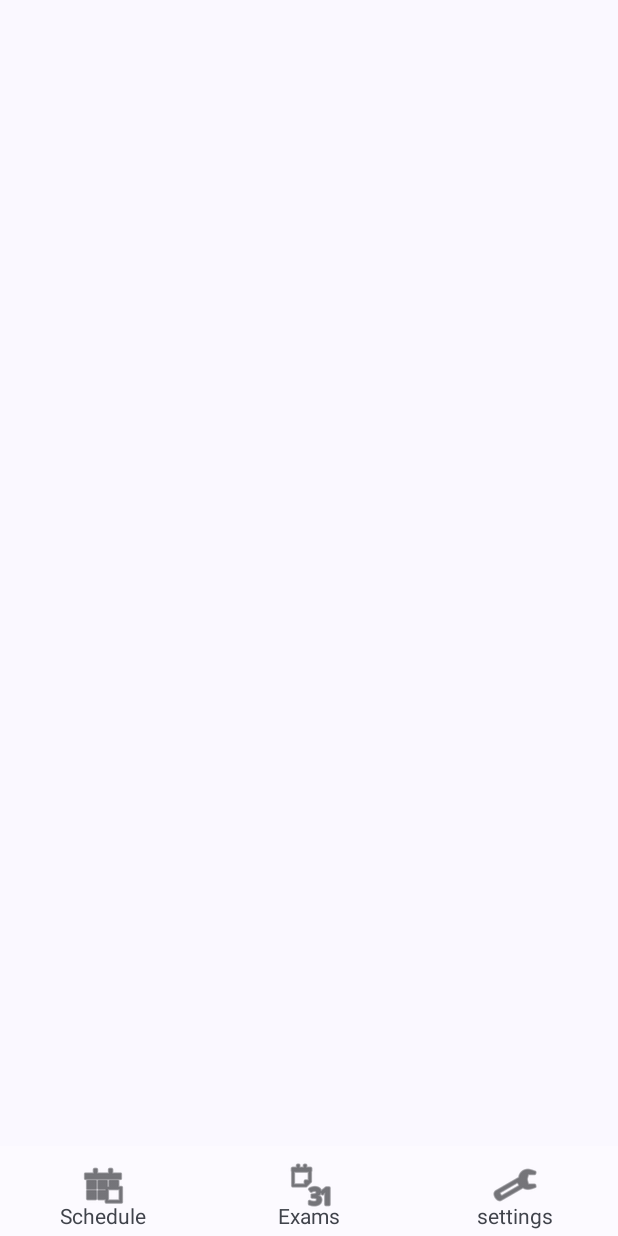
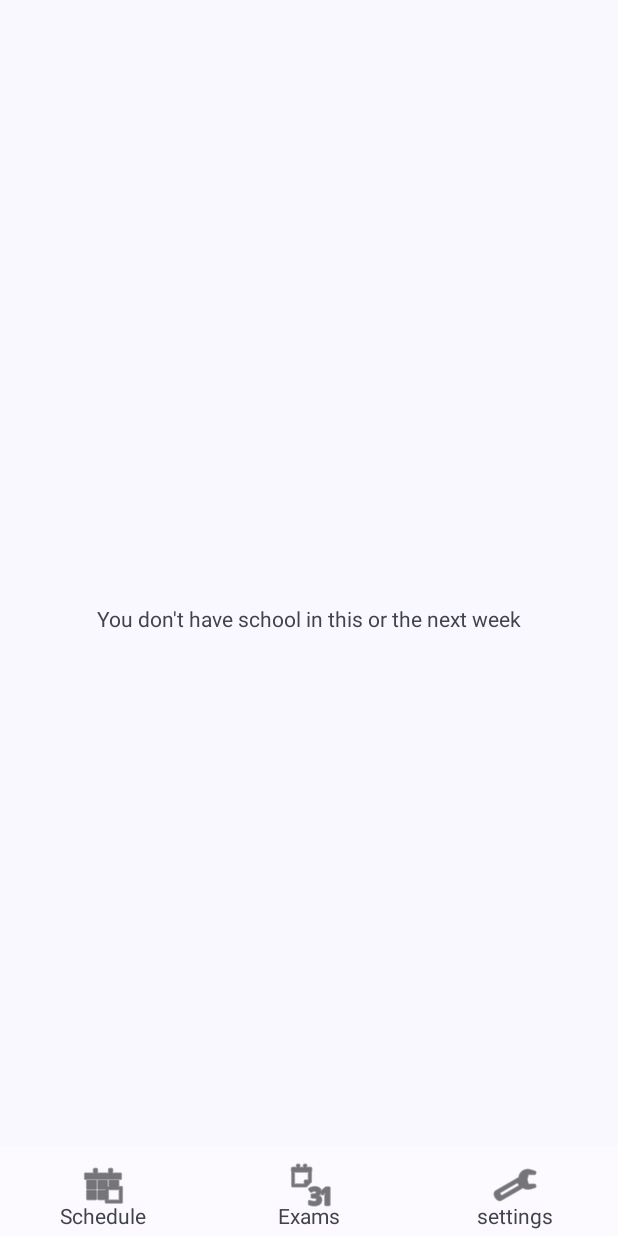
Before and after one commit to Random-user420/kabuApp, an Android app: the ScheduleActivity screen opened directly, with no data from a screen before it, on a phone screen of 412 x 824 dp. Run offline under Robolectric (Android 15) with nearby library versions, the phone set to English and light mode, and no system bars; 15 statements that could not run were skipped.

Commit message:
added hint if there is no School

```diff
--- a/app/src/main/java/org/kabuapp/kabuapp/schedule/ScheduleActivity.java
+++ b/app/src/main/java/org/kabuapp/kabuapp/schedule/ScheduleActivity.java
@@ -1,4 +1,7 @@
 package org.kabuapp.kabuapp.schedule;
+
+import static android.view.View.GONE;
+import static android.view.View.VISIBLE;
 
 import android.annotation.SuppressLint;
 import android.content.Intent;
@@ -33,6 +36,7 @@ import java.time.Duration;
 import java.time.LocalDate;
 import java.time.format.DateTimeFormatter;
 import java.util.ArrayList;
+import java.util.Collection;
 import java.util.List;
 import java.util.Locale;
 import java.util.concurrent.ExecutorService;
@@ -137,6 +141,7 @@ public class ScheduleActivity extends AppCompatActivity implements Callback, Dat
                 layoutManager.scrollToPositionWithOffset(selectedPosition, 0);
             }
         });
+        checkIfNoSchool();
 
         updateScheduleLoop();
     }
@@ -350,4 +355,17 @@ public class ScheduleActivity extends AppCompatActivity implements Callback, Dat
         }
         changeSelectedDate(scheduleController.getSchedule().getSelectedDate().plusDays(days));
     }
+
+    private void checkIfNoSchool()
+    {
+        boolean isSchool = scheduleController.getSchedule().getLessons().values().stream().mapToLong(Collection::size).sum() > 0;
+        if (!isSchool)
+        {
+            findViewById(R.id.noSchoolHint).setVisibility(VISIBLE);
+        }
+        else
+        {
+            findViewById(R.id.noSchoolHint).setVisibility(GONE);
+        }
+    }
 }
--- a/app/src/main/res/layout/activity_schedule.xml
+++ b/app/src/main/res/layout/activity_schedule.xml
@@ -7,6 +7,17 @@
     android:layout_height="match_parent"
     android:elevation="0dp"
     tools:context=".schedule.ScheduleActivity">
+
+    <TextView
+        android:id="@+id/noSchoolHint"
+        android:layout_width="wrap_content"
+        android:layout_height="wrap_content"
+        android:text="@string/noSchoolHint"
+        android:visibility="gone"
+        app:layout_constraintBottom_toBottomOf="parent"
+        app:layout_constraintEnd_toEndOf="parent"
+        app:layout_constraintStart_toStartOf="parent"
+        app:layout_constraintTop_toTopOf="@+id/recycler_view_date_selector" />
 
     <androidx.recyclerview.widget.RecyclerView
         android:id="@+id/recycler_view_date_selector"
--- a/app/src/main/res/values/strings.xml
+++ b/app/src/main/res/values/strings.xml
@@ -23,4 +23,5 @@
     <string name="settings_add_account">add account</string>
     <string name="settings_delete_account">delete account</string>
     <string name="login_back">Back</string>
+    <string name="noSchoolHint">You don\'t have school in this or the next week</string>
 </resources>
```
Also changed, not shown: 2 other files.
